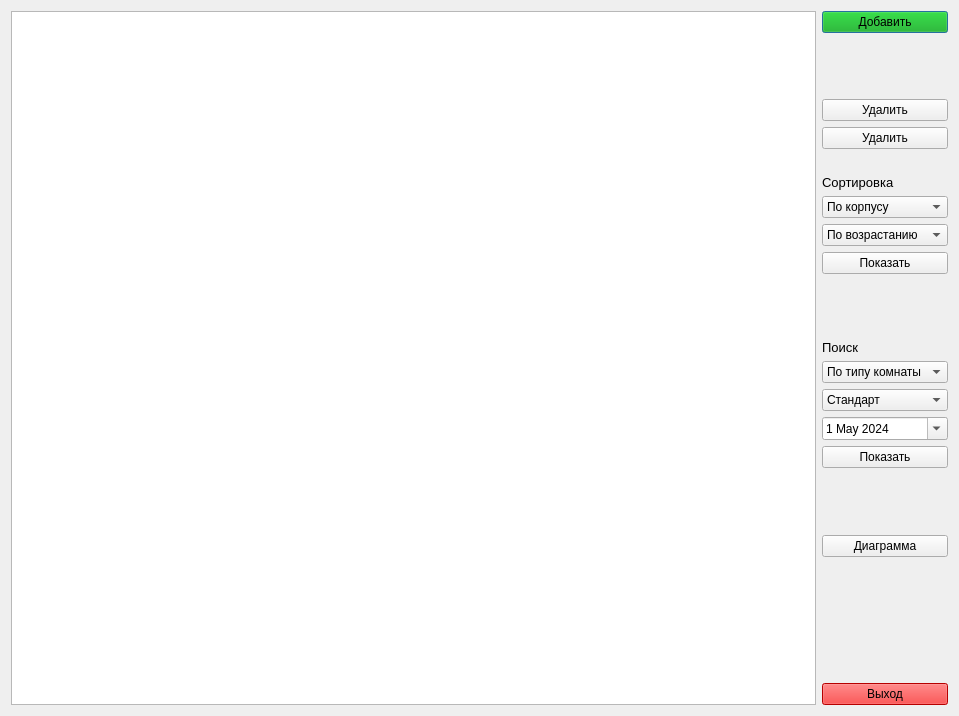
This is FinalMkFinal/printwindow.ui in Enjoyer14/OP_FullForm as Qt 5 draws it before an edit. The edited form follows.
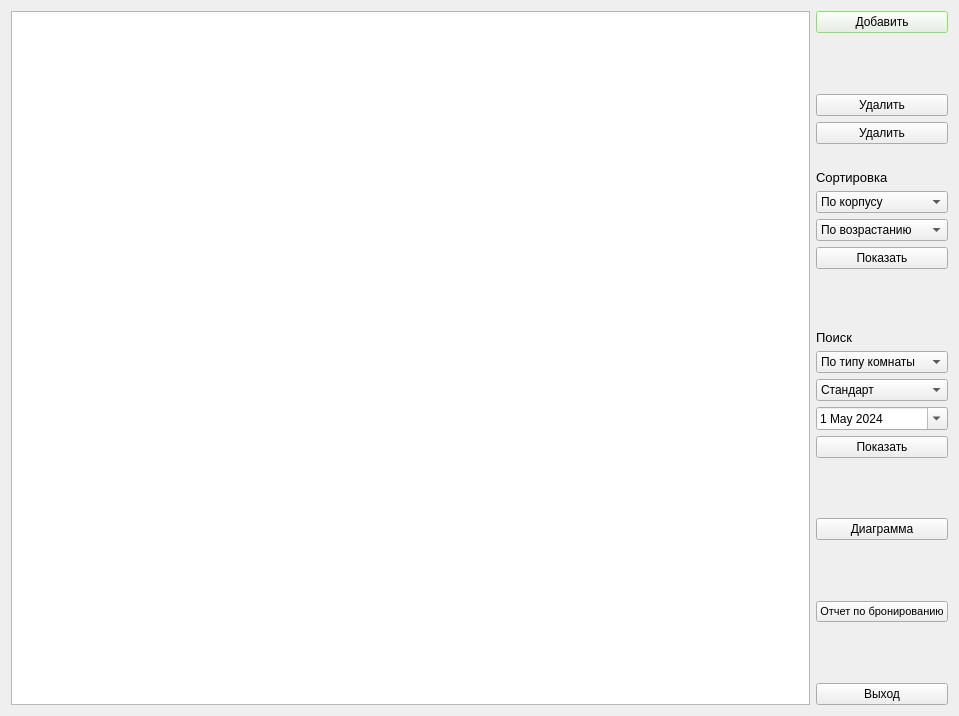
This is the edited form.

Diff of the .ui file:
```diff
--- a/FinalMkFinal/printwindow.ui
+++ b/FinalMkFinal/printwindow.ui
@@ -46,12 +46,11 @@
        <property name="styleSheet">
         <string notr="true">QPushButton{
 color: rgb(0, 0, 0);
-background-color: rgb(0, 170, 0);
-border-color: rgb(0, 85, 0);
+border-color: rgb(85, 0, 0);
+	selection-background-color: rgb(112, 255, 60);
 }
-QPushButton::hover
-{
-	background-color: rgb(0, 255, 0);
+QPushButton::hover{
+	background-color: rgb(82, 170, 11);
 }</string>
        </property>
        <property name="text">
@@ -332,6 +331,18 @@
        </property>
       </spacer>
      </item>
+     <item>
+      <widget class="QPushButton" name="btn_report">
+       <property name="font">
+        <font>
+         <pointsize>8</pointsize>
+        </font>
+       </property>
+       <property name="text">
+        <string>Отчет по бронированию</string>
+       </property>
+      </widget>
+     </item>
      <item>
       <spacer name="verticalSpacer_2">
        <property name="orientation">
@@ -350,7 +361,6 @@
        <property name="styleSheet">
         <string notr="true">QPushButton{
 color: rgb(0, 0, 0);
-	background-color: rgb(255, 0, 0);
 border-color: rgb(85, 0, 0);
 selection-background-color: rgb(255, 0, 0);
 }
```
Left out of the diff: 2 changed lines with no effect on the pictures.
